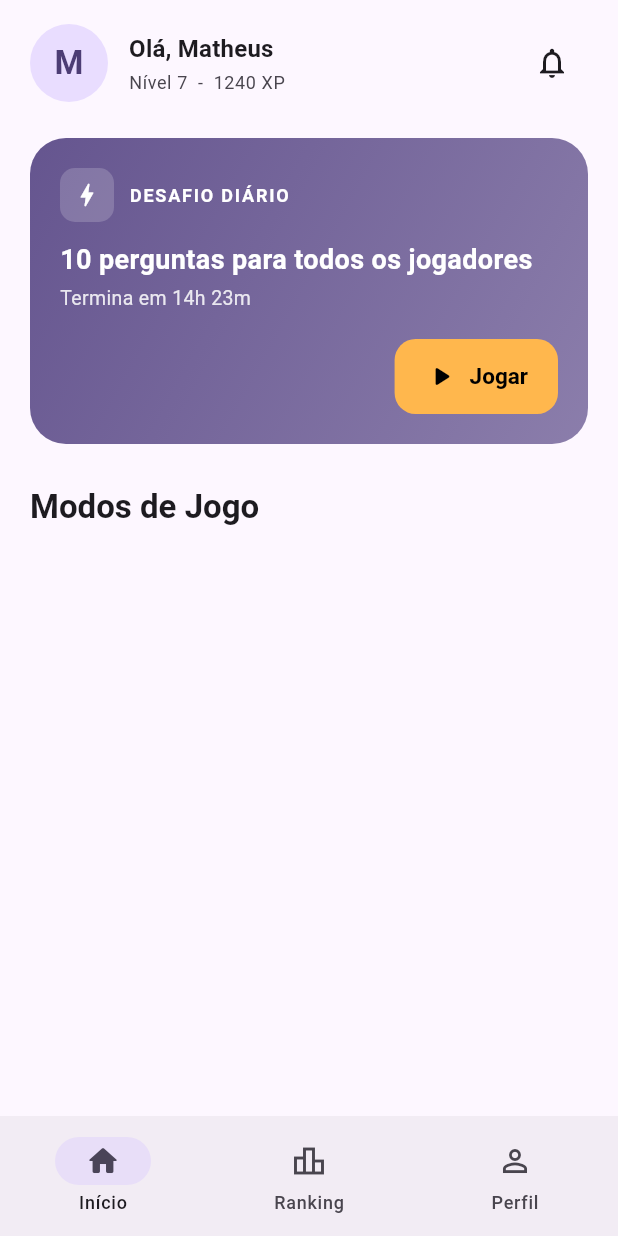
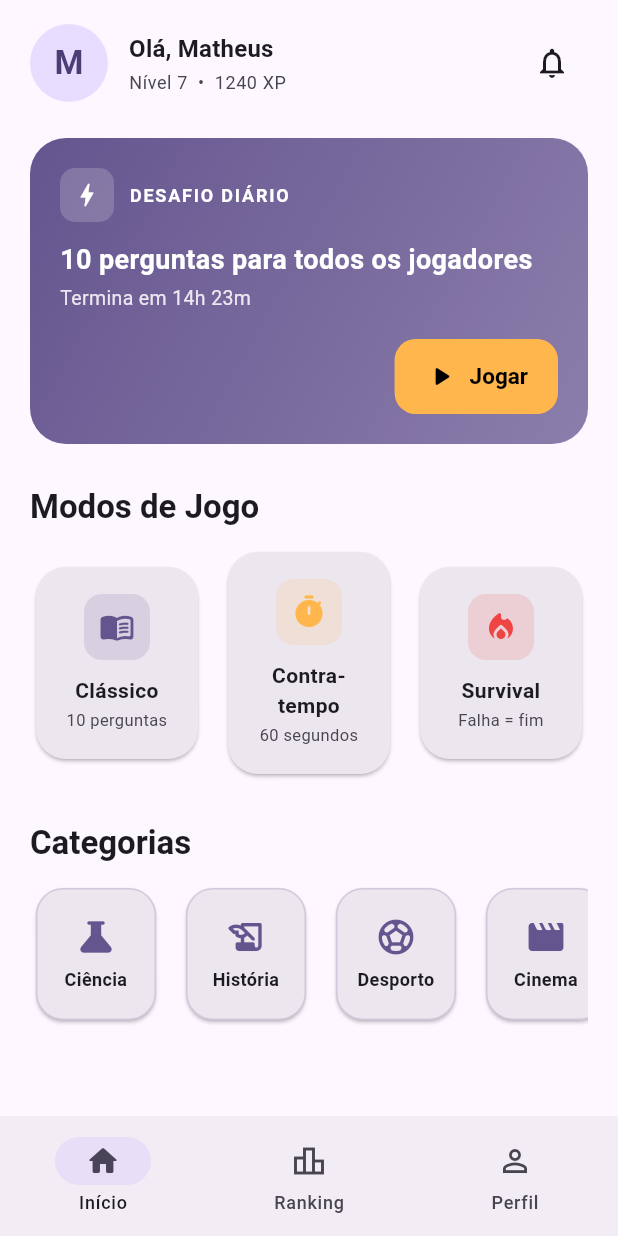
Before and after one commit to MatheusSnts/QuizZone, a Flutter app: the screen it shows after launch, on a phone screen of 412 x 824 dp. Run offline on Flutter 3.47's test engine with Material 3 defaults, Android fonts, the phone set to English and light mode, and no system bars.

Commit message:
home screen UI

```diff
--- a/lib/screens/home_screen.dart
+++ b/lib/screens/home_screen.dart
@@ -20,6 +20,12 @@ class HomeScreen extends StatelessWidget {
               const _DailyChallengeCard(remaining: '14h 23m', questions: 10),
               const SizedBox(height: 28),
               _SectionTitle('Modos de Jogo', theme: theme),
+              const SizedBox(height: 12),
+              const _GameModeRow(),
+              const SizedBox(height: 28),
+              _SectionTitle('Categorias', theme: theme),
+              const SizedBox(height: 12),
+              const _CategoriesRow(),
             ],
           ),
         ),
@@ -108,7 +114,7 @@ class _Header extends StatelessWidget {
               ),
               const SizedBox(height: 2),
               Text(
-                'Nível $level  -  $xp XP',
+                'Nível $level  •  $xp XP',
                 style: theme.textTheme.bodySmall?.copyWith(
                   color: cs.onSurfaceVariant,
                 ),
@@ -209,3 +215,168 @@ class _DailyChallengeCard extends StatelessWidget {
     );
   }
 }
+
+class _GameModeRow extends StatelessWidget {
+  const _GameModeRow();
+
+  @override
+  Widget build(BuildContext context) {
+    final cs = Theme.of(context).colorScheme;
+    return Row(
+      children: [
+        Expanded(
+          child: _GameModeCard(
+            icon: Icons.menu_book_rounded,
+            title: 'Clássico',
+            subtitle: '10 perguntas',
+            color: cs.primary,
+          ),
+        ),
+        const SizedBox(width: 12),
+        Expanded(
+          child: _GameModeCard(
+            icon: Icons.timer_rounded,
+            title: 'Contra-tempo',
+            subtitle: '60 segundos',
+            color: AppColors.accent,
+          ),
+        ),
+        const SizedBox(width: 12),
+        Expanded(
+          child: _GameModeCard(
+            icon: Icons.local_fire_department_rounded,
+            title: 'Survival',
+            subtitle: 'Falha = fim',
+            color: AppColors.error,
+          ),
+        ),
+      ],
+    );
+  }
+}
+
+class _GameModeCard extends StatelessWidget {
+  const _GameModeCard({
+    required this.icon,
+    required this.title,
+    required this.subtitle,
+    required this.color,
+  });
+
+  final IconData icon;
+  final String title;
+  final String subtitle;
+  final Color color;
+
+  @override
+  Widget build(BuildContext context) {
+    final cs = Theme.of(context).colorScheme;
+
+    return Card(
+      child: Padding(
+        padding: const EdgeInsets.fromLTRB(12, 18, 12, 18),
+        child: Column(
+          children: [
+            Container(
+              width: 44,
+              height: 44,
+              decoration: BoxDecoration(
+                color: color.withValues(alpha: 0.15),
+                borderRadius: BorderRadius.circular(12),
+              ),
+              child: Icon(icon, color: color, size: 24),
+            ),
+            const SizedBox(height: 10),
+            Text(
+              title,
+              textAlign: TextAlign.center,
+              style: const TextStyle(
+                fontWeight: FontWeight.w700,
+                fontSize: 14,
+              ),
+            ),
+            const SizedBox(height: 2),
+            Text(
+              subtitle,
+              textAlign: TextAlign.center,
+              style: TextStyle(
+                fontSize: 11,
+                color: cs.onSurfaceVariant,
+              ),
+            ),
+          ],
+        ),
+      ),
+    );
+  }
+}
+
+class _CategoriesRow extends StatelessWidget {
+  const _CategoriesRow();
+
+  static const _items = <_Category>[
+    _Category('Ciência', Icons.science_rounded),
+    _Category('História', Icons.history_edu_rounded),
+    _Category('Desporto', Icons.sports_soccer_rounded),
+    _Category('Cinema', Icons.movie_rounded),
+    _Category('Geografia', Icons.public_rounded),
+    _Category('Arte', Icons.palette_rounded),
+  ];
+
+  @override
+  Widget build(BuildContext context) {
+    return SizedBox(
+      height: 96,
+      child: ListView.separated(
+        scrollDirection: Axis.horizontal,
+        itemCount: _items.length,
+        separatorBuilder: (BuildContext context, int index) => const SizedBox(width: 12),
+        itemBuilder: (BuildContext context, int index) => _CategoryItem(item: _items[index]),
+      ),
+    );
+  }
+}
+
+class _Category {
+  const _Category(this.label, this.icon);
+  final String label;
+  final IconData icon;
+}
+
+class _CategoryItem extends StatelessWidget {
+  const _CategoryItem({required this.item});
+  final _Category item;
+
+  @override
+  Widget build(BuildContext context) {
+    final cs = Theme.of(context).colorScheme;
+
+    return SizedBox(
+      width: 88,
+      child: Card(
+        shape: RoundedRectangleBorder(
+          borderRadius: BorderRadius.circular(18),
+          side: BorderSide(color: cs.primary.withValues(alpha: 0.20)),
+        ),
+        child: Padding(
+          padding: const EdgeInsets.all(12),
+          child: Column(
+            mainAxisAlignment: MainAxisAlignment.center,
+            children: [
+              Icon(item.icon, color: cs.primary, size: 28),
+              const SizedBox(height: 6),
+              Text(
+                item.label,
+                textAlign: TextAlign.center,
+                style: const TextStyle(
+                  fontSize: 12,
+                  fontWeight: FontWeight.w600,
+                ),
+              ),
+            ],
+          ),
+        ),
+      ),
+    );
+  }
+}
```
Also changed, not shown: 1 other file.
